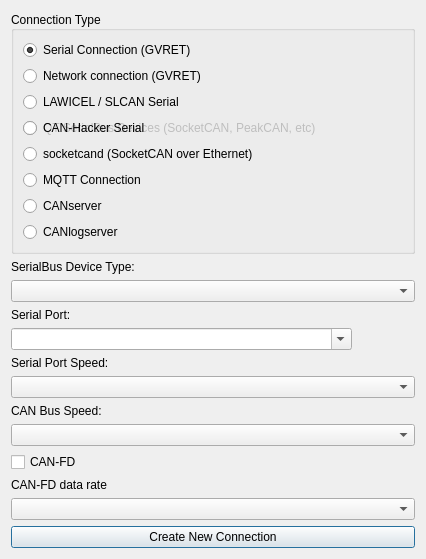
This is ui/newconnectiondialog.ui in foric27/SavvyCAN as Qt 5 draws it before an edit. The edited form follows.
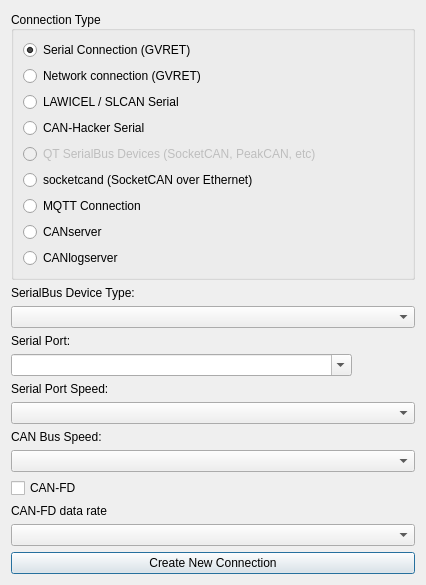
This is the edited form.

Commit message: Fix CAN-Hacker option placement in new connection dialog

What changed in the file:
```diff
--- a/ui/newconnectiondialog.ui
+++ b/ui/newconnectiondialog.ui
@@ -23,14 +23,14 @@
       <set>Qt::AlignLeading|Qt::AlignLeft|Qt::AlignVCenter</set>
      </property>
      <layout class="QGridLayout" name="gridLayout">
-      <item row="4" column="0">
+       <item row="5" column="0">
        <widget class="QRadioButton" name="rbKayak">
         <property name="text">
          <string>socketcand (SocketCAN over Ethernet)</string>
         </property>
        </widget>
       </item>
-      <item row="3" column="0">
+       <item row="4" column="0">
        <widget class="QRadioButton" name="rbSocketCAN">
         <property name="enabled">
          <bool>false</bool>
@@ -40,7 +40,7 @@
         </property>
        </widget>
       </item>
-      <item row="5" column="0">
+       <item row="6" column="0">
        <widget class="QRadioButton" name="rbMQTT">
         <property name="text">
          <string>MQTT Connection</string>
@@ -78,14 +78,14 @@
          </property>
         </widget>
        </item>
-      <item row="6" column="0">
+       <item row="7" column="0">
        <widget class="QRadioButton" name="rbCANserver">
         <property name="text">
          <string>CANserver</string>
         </property>
        </widget>
       </item>
-      <item row="7" column="0">
+       <item row="8" column="0">
        <widget class="QRadioButton" name="rbCanlogserver">
         <property name="text">
          <string>CANlogserver</string>
```
Lines whose indentation alone changed are shown as unchanged.
